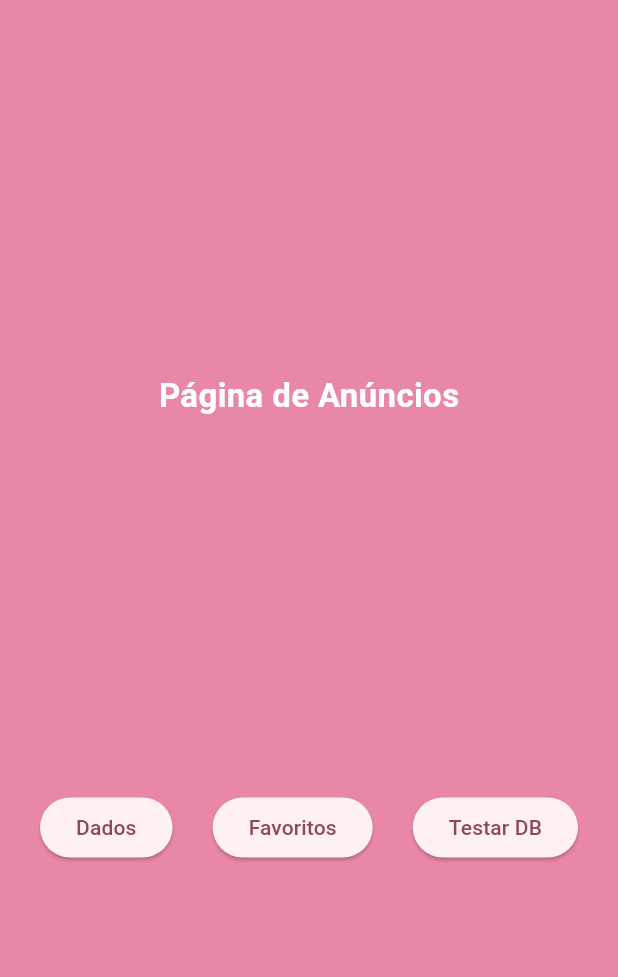
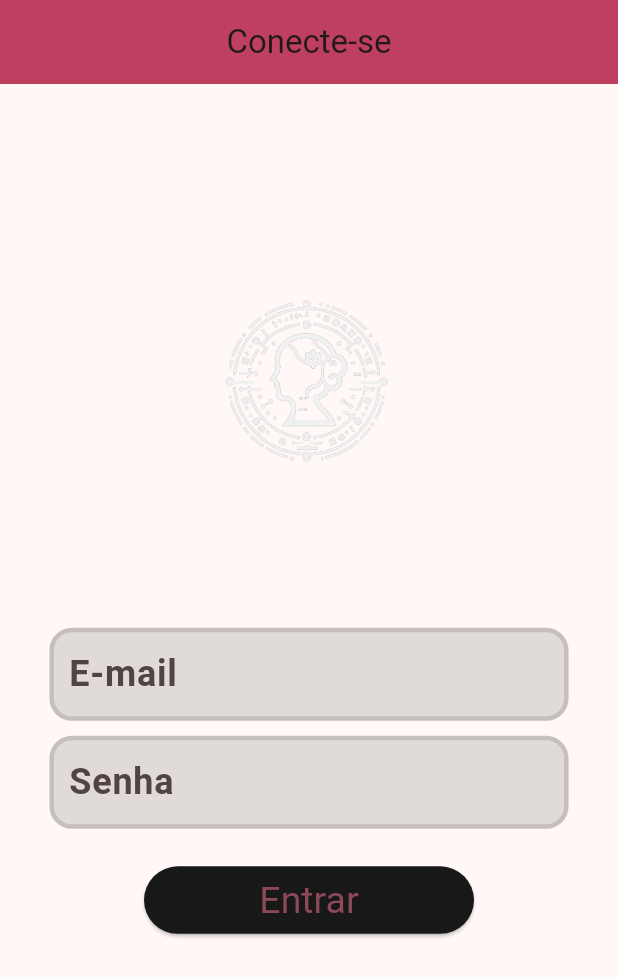
Before and after one commit to anacsalmeida/ada, a Flutter app: the screen it shows after launch, on a phone screen of 412 x 824 dp. Shown: the top 977 px of the screen. Run offline on Flutter 3.47's test engine with Material 2 defaults, Android fonts, the light colour scheme and no system bars; our stand-ins replace animated_splash_screen, cloud_firestore, firebase_auth, firebase_core, fluttertoast; accounts and stored records are empty.

Commit message:
login com firebase authenticator e buscar dados do usuário logado

```diff
--- a/lib/controllers/authenticator_controller.dart
+++ b/lib/controllers/authenticator_controller.dart
@@ -3,13 +3,36 @@ import 'package:flutter/cupertino.dart';
 
 //objetos do banco
 class AuthenticatorController {
-  final _serviceHome = UserService();
-  final controllerBaner = TextEditingController();
-  final controllerTitulo = TextEditingController();
-  final controllerAno = TextEditingController();
-  final controllerDescricao = TextEditingController();
+  final _serviceUser = UserService();
+  final controllerName = TextEditingController();
+  final controllerEmail = TextEditingController();
+  final controllerPassword = TextEditingController();
+  final controllerDate = TextEditingController();
+  final controllerAbout = TextEditingController();
+  final controllerEducation = TextEditingController();
+  final controllerProfession = TextEditingController();
 
-  createUser() async {
-    await _serviceHome.createUser();
+  // createUser() async {
+  //   await _serviceHome.createUser({
+  //     'name': controllerName.text,
+  //     'email': controllerEmail.text,
+  //     'password': controllerPassword.text,
+  //     'date': controllerDate.text,
+  //     'about_me': controllerAbout.text,
+  //     'education': controllerEducation.text,
+  //     'profession': controllerProfession.text
+  //   });
+  // }
+
+  login() async {
+    try {
+      var email = controllerEmail.text;
+      var password = controllerPassword.text;
+      var credential = await _serviceUser.login(email, password);
+      // var user = credential["user"];
+      print(credential.user.uid);
+    } catch (e) {
+      return e;
+    }
   }
 }
--- a/lib/main.dart
+++ b/lib/main.dart
@@ -23,7 +23,9 @@ class MyApp extends StatelessWidget {
     return MaterialApp(
       title: 'Ada',
       theme: ThemeData(
-        colorScheme: ColorScheme.fromSeed(seedColor: Colors.pink),
+        colorScheme: ColorScheme.fromSeed(
+          seedColor: const Color.fromARGB(255, 191, 63, 97),
+        ),
         useMaterial3: true,
       ),
       home: const InitialScreen(),
--- a/lib/pages/authenticator.dart
+++ b/lib/pages/authenticator.dart
@@ -1,4 +1,5 @@
 import 'package:flutter/material.dart';
+import 'package:fluttertoast/fluttertoast.dart';
 import '../controllers/authenticator_controller.dart';
 
 class Authenticator extends StatefulWidget {
@@ -11,52 +12,140 @@ class Authenticator extends StatefulWidget {
 class _AuthenticatorState extends State<Authenticator> {
   final _controllerAuth = AuthenticatorController();
 
+  // ControllerCadastroPage controllerCadastro = new ControllerCadastroPage();
+  // ControllerLoginPage controllerLogin = new ControllerLoginPage();
+  final _formKey = GlobalKey<FormState>();
+
+  @override
+  void initState() {
+    super.initState();
+  }
+
+  void showToast(String msgErr) {
+    Fluttertoast.showToast(
+      msg: msgErr,
+      fontSize: 15,
+      gravity: ToastGravity.BOTTOM,
+    );
+  }
+
   @override
   Widget build(BuildContext context) {
+    Size size = MediaQuery.of(context).size;
     return Scaffold(
-      backgroundColor: const Color.fromARGB(255, 170, 46, 87),
-      body: Container(
-        width: double.infinity,
-        color: const Color.fromARGB(255, 233, 135, 167),
+      appBar: AppBar(
+          centerTitle: true,
+          title: const Text('Conecte-se'),
+          backgroundColor: const Color.fromARGB(255, 191, 63, 97)),
+      body: SingleChildScrollView(
+        padding: EdgeInsets.only(top: size.height * 0.04),
+        child: Center(
           child: Column(
-          mainAxisAlignment: MainAxisAlignment.spaceEvenly,
+              mainAxisAlignment: MainAxisAlignment.center,
+              crossAxisAlignment: CrossAxisAlignment.center,
               children: [
-            const Text(
-              "Página de Anúncios",
-              style: TextStyle(
-                fontSize: 22,
-                color: Colors.white,
-                fontWeight: FontWeight.bold,
+                Container(
+                  height: size.height * 0.40,
+                  child: Center(
+                    child: Container(
+                      height: 150,
+                      width: 150,
+                      child: Image.asset('assets/images/logobg.png'),
                     ),
                   ),
-            Row(
-              mainAxisAlignment: MainAxisAlignment.spaceEvenly,
-              children: [
-                ElevatedButton(
-                  child: const Text('Dados'),
-                  onPressed: () {
-                    Navigator.pop(context);
-                    Navigator.pushNamed(context, "/dados");
+                ),
+                Form(
+                  key: _formKey,
+                  child: Column(children: <Widget>[
+                    Container(
+                      margin: EdgeInsets.only(
+                          left: size.width * 0.08,
+                          right: size.width * 0.08,
+                          bottom: 10),
+                      decoration: BoxDecoration(
+                        color: Colors.black12,
+                        border: Border.all(
+                          width: 3,
+                          color: Colors.black12,
+                        ),
+                        borderRadius: BorderRadius.circular(15),
+                      ),
+                      child: TextFormField(
+                        controller: _controllerAuth.controllerEmail,
+                        decoration: const InputDecoration(
+                            hintText: 'E-mail',
+                            fillColor: Colors.black,
+                            border: InputBorder.none,
+                            contentPadding: EdgeInsets.all(10)),
+                        style: const TextStyle(
+                          fontSize: 24,
+                          color: Colors.black54,
+                          fontWeight: FontWeight.w600,
+                        ),
+                        validator: (value) {
+                          if (value == null || value.isEmpty) {
+                            return 'Por favor, digite algum texto';
+                          }
+                          return null;
                         },
                       ),
-                ElevatedButton(
-                  child: const Text('Favoritos'),
-                  onPressed: () {
-                    Navigator.pop(context);
-                    Navigator.pushNamed(context, "/favoritos");
+                    ),
+                    Container(
+                      margin: EdgeInsets.only(
+                          left: size.width * 0.08,
+                          right: size.width * 0.08,
+                          bottom: 10),
+                      decoration: BoxDecoration(
+                        color: Colors.black12,
+                        border: Border.all(
+                          width: 3,
+                          color: Colors.black12,
+                        ),
+                        borderRadius: BorderRadius.circular(15),
+                      ),
+                      child: TextFormField(
+                        controller: _controllerAuth.controllerPassword,
+                        decoration: const InputDecoration(
+                            hintText: 'Senha',
+                            fillColor: Colors.black,
+                            border: InputBorder.none,
+                            contentPadding: EdgeInsets.all(10)),
+                        style: const TextStyle(
+                          fontSize: 24,
+                          color: Colors.black54,
+                          fontWeight: FontWeight.w600,
+                        ),
+                        validator: (value) {
+                          if (value == null || value.isEmpty) {
+                            return 'Por favor, digite algum texto';
+                          }
+                          return null;
                         },
                       ),
-                ElevatedButton(
-                  child: const Text('Testar DB'),
+                    ),
+                    Container(
+                      child: Padding(
+                        padding: EdgeInsets.only(top: 15.0),
+                        child: SizedBox(
+                          width: 220.0,
+                          height: 45.0,
+                          child: ElevatedButton(
+                              child: const Text('Entrar'),
                               onPressed: () {
-                    // Navigator.pop(context);
-                    // Navigator.pushNamed(context, "/");
-                    _controllerAuth.createUser();
+                                if (_formKey.currentState!.validate()) {
+                                  controller:
+                                  _controllerAuth.login();
+                                }
                               },
+                              style: ElevatedButton.styleFrom(
+                                  primary: Color.fromARGB(255, 24, 24, 24),
+                                  textStyle: TextStyle(fontSize: 25))),
                         ),
-              ],
+                      ),
+                    ),
+                  ]),
                 )
-          ],
+              ]),
         ),
       ),
     );
--- a/pubspec.yaml
+++ b/pubspec.yaml
@@ -39,6 +39,8 @@ dependencies:
   animated_splash_screen: ^1.3.0
   firebase_core: ^2.22.0
   cloud_firestore: ^4.13.1
+  fluttertoast: ^8.2.4
+  firebase_auth: ^4.14.0
 
 dev_dependencies:
   flutter_test:
```
Also changed, not shown: lib/services/user_service.dart (+25 -9 lines), pubspec.lock, 3 other files. Lines whose indentation alone changed are shown as unchanged.
